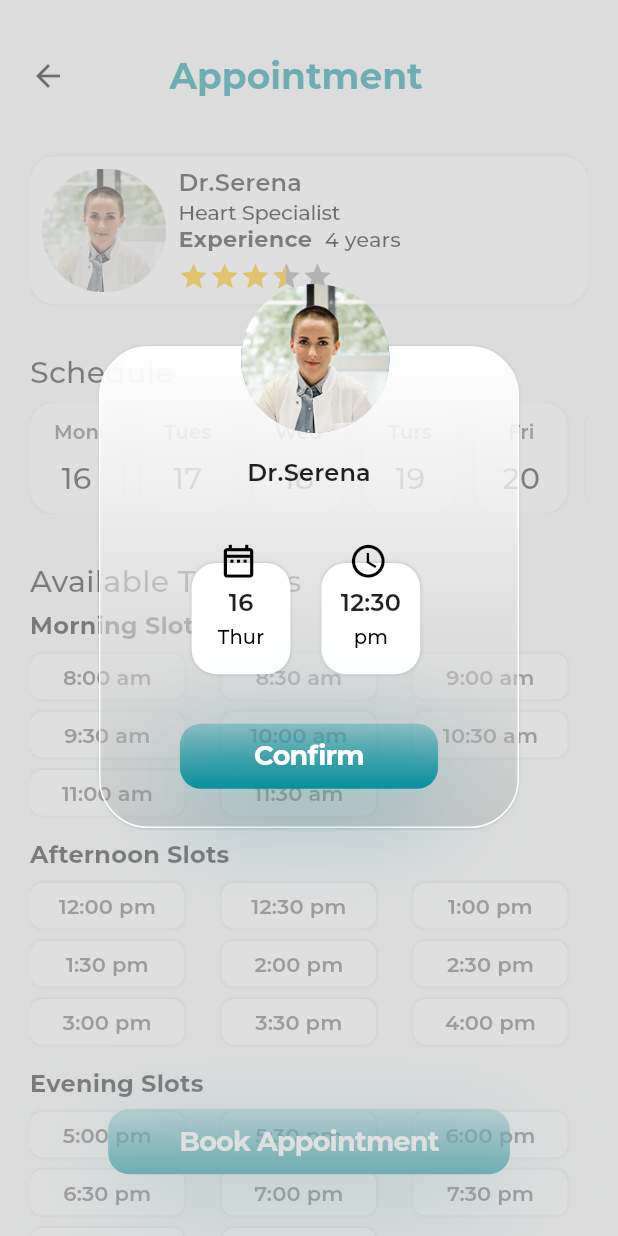
After one commit to uyilmazz/Medicos-App, a Flutter app: the screen it shows after launch, after a tap on "Book Appointment", on a phone screen of 412 x 824 dp. The commit adds this screen. Run offline on Flutter 3.47's test engine with Material 2 defaults, Android fonts, the phone set to English and light mode, and no system bars; drawn by our look-alikes of flutter_rating_bar; our stand-ins replace easy_localization, flutter_mobx, mobx; generated files the repository leaves out were written again; project files that could hold a hidden picture were left out.

Commit message:
doctor appointment design completed

```diff
--- a/lib/main.dart
+++ b/lib/main.dart
@@ -1,5 +1,6 @@
 import 'package:easy_localization/easy_localization.dart';
 import 'package:flutter/material.dart';
+import 'package:medicos_app/view/doctor/view/doctor_appointment.dart';
 import 'view/user/view_model/user_view_model.dart';
 import 'package:provider/provider.dart';
 import 'view/home/view/home_page.dart';
@@ -32,7 +33,7 @@ class MyApp extends StatelessWidget {
       supportedLocales: context.supportedLocales,
       locale: context.locale,
       title: 'Material App',
-      home: HomePage(),
+      home: DoctorAppointmentView(),
     );
   }
 }
--- /dev/null
+++ b/lib/product/contants/fake_appointment.dart
@@ -0,0 +1,43 @@
+class FakeAppointmentConstant {
+  static final List<Map<String, dynamic>> scheduleList = [
+    {'dayText': 'Mon', 'dayValue': 16},
+    {'dayText': 'Tues', 'dayValue': 17},
+    {'dayText': 'Wed', 'dayValue': 18},
+    {'dayText': 'Turs', 'dayValue': 19},
+    {'dayText': 'Fri', 'dayValue': 20},
+    {'dayText': 'Sat', 'dayValue': 21},
+    {'dayText': 'Sun', 'dayValue': 22},
+  ];
+
+  static final List<String> morningSlots = [
+    '8:00 am',
+    '8:30 am',
+    '9:00 am',
+    '9:30 am',
+    '10:00 am',
+    '10:30 am',
+    '11:00 am',
+    '11:30 am',
+  ];
+  static final List<String> afternoonSlots = [
+    '12:00 pm',
+    '12:30 pm',
+    '1:00 pm',
+    '1:30 pm',
+    '2:00 pm',
+    '2:30 pm',
+    '3:00 pm',
+    '3:30 pm',
+    '4:00 pm'
+  ];
+  static final List<String> eveningSlots = [
+    '5:00 pm',
+    '5:30 pm',
+    '6:00 pm',
+    '6:30 pm',
+    '7:00 pm',
+    '7:30 pm',
+    '8:00 pm',
+    '8:30 pm',
+  ];
+}
--- a/lib/product/widgets/button/custom_fab_button.dart
+++ b/lib/product/widgets/button/custom_fab_button.dart
@@ -13,7 +13,7 @@ class CustomFabButton extends StatelessWidget {
     return GestureDetector(
       onTap: onTap,
       child: Container(
-          width: context.width * 0.6,
+          width: context.width * 0.65,
           margin: EdgeInsets.only(bottom: context.lowValue),
           padding: EdgeInsets.symmetric(
               horizontal: context.width * 0.1,
--- /dev/null
+++ b/lib/product/widgets/container/schedule_day_container.dart
@@ -0,0 +1,54 @@
+import 'package:flutter/material.dart';
+import 'package:medicos_app/core/extensions/context_extension.dart';
+
+class ScheduleDayContainer extends StatelessWidget {
+  const ScheduleDayContainer(
+      {Key? key,
+      this.isSelected = false,
+      required this.dayText,
+      required this.dayValue})
+      : super(key: key);
+
+  final bool isSelected;
+  final String dayText;
+  final String dayValue;
+
+  @override
+  Widget build(BuildContext context) {
+    return Container(
+      margin: EdgeInsets.only(right: context.lowValue * 1.5),
+      padding: EdgeInsets.symmetric(horizontal: context.lowValue),
+      width: context.width * 0.15,
+      decoration: BoxDecoration(
+          boxShadow: [
+            BoxShadow(blurRadius: 1, color: context.theme.colorScheme.surface)
+          ],
+          gradient: isSelected
+              ? LinearGradient(
+                  begin: Alignment.topLeft,
+                  end: Alignment.bottomRight,
+                  colors: [
+                      context.theme.colorScheme.tertiary,
+                      context.theme.colorScheme.tertiary.withOpacity(0.1)
+                    ])
+              : null,
+          color: isSelected
+              ? context.theme.colorScheme.tertiary
+              : context.theme.colorScheme.onSecondary,
+          borderRadius: BorderRadius.circular(context.normalValue)),
+      child: Column(
+          crossAxisAlignment: CrossAxisAlignment.center,
+          mainAxisAlignment: MainAxisAlignment.spaceEvenly,
+          children: [
+            Text(dayText,
+                style: context.textTheme.subtitle2!.copyWith(
+                    fontSize: 13,
+                    fontWeight: FontWeight.w600,
+                    color: context.theme.colorScheme.background)),
+            Text(dayValue,
+                style: context.textTheme.headline6!
+                    .copyWith(fontWeight: FontWeight.w500)),
+          ]),
+    );
+  }
+}
--- /dev/null
+++ b/lib/product/widgets/dialog/appointment_confirm.dart
@@ -0,0 +1,174 @@
+import 'package:flutter/material.dart';
+import 'package:medicos_app/core/extensions/context_extension.dart';
+import 'package:medicos_app/core/extensions/string_extension.dart';
+import 'package:medicos_app/core/init/language/locale_keys.g.dart';
+import '../../../view/doctor/model/doctor.dart';
+
+class AppointmentConfirmDialog extends StatelessWidget {
+  const AppointmentConfirmDialog({Key? key, required this.doctor})
+      : super(key: key);
+
+  final Doctor doctor;
+
+  @override
+  Widget build(BuildContext context) {
+    return Dialog(
+      insetPadding: EdgeInsets.only(bottom: context.height * 0.1),
+      backgroundColor: Colors.transparent,
+      elevation: 0,
+      child: SizedBox(
+        height: context.height * 0.44,
+        width: context.width * 0.55,
+        child: Stack(
+          children: [
+            _showDialogInsideContainer(context),
+            _dialogCircleAvatar(context)
+          ],
+        ),
+      ),
+    );
+  }
+
+  Container _showDialogInsideContainer(BuildContext context) {
+    return Container(
+      width: double.infinity,
+      margin: EdgeInsets.only(top: context.height * 0.05),
+      height: context.height * 0.4,
+      decoration: BoxDecoration(
+          border: Border.all(color: context.theme.colorScheme.onSecondary),
+          boxShadow: [
+            BoxShadow(blurRadius: 1, color: context.theme.colorScheme.surface)
+          ],
+          gradient: LinearGradient(
+              begin: Alignment.topCenter,
+              end: Alignment.bottomCenter,
+              colors: [
+                context.theme.colorScheme.onSecondary,
+                context.theme.colorScheme.onSecondary.withOpacity(0.1)
+              ]),
+          borderRadius: BorderRadius.circular(context.mediumValue)),
+      child: _showDialogContent(context),
+    );
+  }
+
+  Column _showDialogContent(BuildContext context) {
+    return Column(
+      crossAxisAlignment: CrossAxisAlignment.center,
+      children: [
+        SizedBox(height: context.height * 0.09),
+        Text('Dr.${doctor.name ?? ''}',
+            overflow: TextOverflow.ellipsis,
+            style: context.textTheme.subtitle1!
+                .copyWith(fontWeight: FontWeight.w600)),
+        SizedBox(height: context.normalValue * 2),
+        Row(
+          mainAxisAlignment: MainAxisAlignment.center,
+          children: [
+            _confirmItem(context, '16', 'Thur', Icons.date_range_outlined),
+            SizedBox(width: context.normalValue),
+            _confirmItem(context, '12:30', 'pm', Icons.watch_later_outlined),
+          ],
+        ),
+        SizedBox(height: context.mediumValue),
+        _confirmButton(context)
+      ],
+    );
+  }
+
+  GestureDetector _confirmButton(BuildContext context) {
+    return GestureDetector(
+      onTap: () {},
+      child: Container(
+          padding: EdgeInsets.symmetric(
+              horizontal: context.width * 0.12,
+              vertical: context.lowValue * 1.3),
+          decoration: BoxDecoration(
+              boxShadow: [
+                BoxShadow(
+                    offset: Offset(0, context.normalValue),
+                    blurRadius: 56,
+                    color: context.theme.colorScheme.primary.withOpacity(0.35))
+              ],
+              gradient: LinearGradient(
+                  begin: Alignment.bottomCenter,
+                  end: Alignment.topCenter,
+                  colors: [
+                    context.theme.colorScheme.primary,
+                    context.theme.colorScheme.primary.withOpacity(0.3)
+                  ]),
+              borderRadius: BorderRadius.circular(context.lowValue * 1.7)),
+          child: Text(LocaleKeys.doctorAppointment_confirm.locale,
+              textAlign: TextAlign.center,
+              style: context.textTheme.headline2!.copyWith(
+                  fontSize: 18,
+                  color: context.theme.colorScheme.onSecondary,
+                  fontWeight: FontWeight.w700))),
+    );
+  }
+
+  Widget _confirmItem(BuildContext context, String textOne, String textTwo,
+          IconData icon) =>
+      Container(
+          width: context.width * 0.17,
+          height: context.height * 0.11,
+          color: Colors.transparent,
+          child: Stack(
+            children: [
+              _stackContentContainer(context, textOne, textTwo),
+              _confirmItemIcon(context, icon)
+            ],
+          ));
+
+  Container _stackContentContainer(
+      BuildContext context, String textOne, String textTwo) {
+    return Container(
+      margin: EdgeInsets.only(top: context.height * 0.02),
+      width: context.width * 0.16,
+      height: context.height * 0.9,
+      decoration: BoxDecoration(
+          boxShadow: [
+            BoxShadow(blurRadius: 1, color: context.theme.colorScheme.surface)
+          ],
+          color: context.theme.colorScheme.onSecondary,
+          borderRadius: BorderRadius.circular(context.normalValue)),
+      child: _confirmItemContent(textOne, context, textTwo),
+    );
+  }
+
+  Wrap _confirmItemContent(
+      String textOne, BuildContext context, String textTwo) {
+    return Wrap(
+      spacing: 4,
+      alignment: WrapAlignment.center,
+      crossAxisAlignment: WrapCrossAlignment.center,
+      runAlignment: WrapAlignment.center,
+      direction: Axis.vertical,
+      children: [
+        Text(textOne,
+            overflow: TextOverflow.ellipsis,
+            style: context.textTheme.subtitle1!
+                .copyWith(fontWeight: FontWeight.w600)),
+        Text(textTwo,
+            style: context.textTheme.subtitle2!
+                .copyWith(fontSize: 13, fontWeight: FontWeight.w500)),
+      ],
+    );
+  }
+
+  Positioned _confirmItemIcon(BuildContext context, IconData icon) {
+    return Positioned(
+        top: 2,
+        left: context.normalValue * 1.1,
+        child: Icon(icon, size: context.normalValue * 1.6));
+  }
+
+  Positioned _dialogCircleAvatar(BuildContext context) {
+    return Positioned(
+        left: context.width * 0.23,
+        top: context.height * 0.00,
+        child: CircleAvatar(
+            radius: context.height * 0.06,
+            child: Image.asset((doctor.profileUrl ?? 'serena').toImagePng,
+                fit: BoxFit.fill)));
+  }
+}
--- /dev/null
+++ b/lib/product/widgets/text/experience_rich_text.dart
@@ -0,0 +1,28 @@
+import 'package:flutter/material.dart';
+import 'package:medicos_app/core/extensions/context_extension.dart';
+import 'package:medicos_app/core/extensions/string_extension.dart';
+
+import '../../../core/init/language/locale_keys.g.dart';
+
+class ExperienceRichText extends StatelessWidget {
+  const ExperienceRichText({Key? key, required this.experienceValue})
+      : super(key: key);
+
+  final String experienceValue;
+
+  @override
+  Widget build(BuildContext context) {
+    return RichText(
+        text: TextSpan(
+            text: LocaleKeys.experience.locale,
+            style: context.textTheme.subtitle1!
+                .copyWith(fontSize: 15, fontWeight: FontWeight.w700),
+            children: [
+          WidgetSpan(child: SizedBox(width: context.lowValue)),
+          TextSpan(
+              text: LocaleKeys.years.paramLocale([experienceValue]),
+              style: context.textTheme.subtitle2!
+                  .copyWith(fontWeight: FontWeight.w500))
+        ]));
+  }
+}
--- /dev/null
+++ b/lib/view/doctor/view/doctor_appointment.dart
@@ -0,0 +1,184 @@
+import 'package:flutter/material.dart';
+import 'package:medicos_app/core/extensions/context_extension.dart';
+import 'package:medicos_app/core/extensions/string_extension.dart';
+import 'package:medicos_app/core/init/language/locale_keys.g.dart';
+import 'package:medicos_app/product/widgets/button/custom_fab_button.dart';
+import 'package:medicos_app/product/widgets/container/schedule_day_container.dart';
+import 'package:medicos_app/product/widgets/dialog/appointment_confirm.dart';
+import 'package:medicos_app/product/widgets/row/back_arrow_app_bar.dart';
+import 'package:medicos_app/product/widgets/row/head_text_see_all.dart';
+import '../../../core/widgets/rating_bar/rating_bar.dart';
+import '../../../product/contants/fake_appointment.dart';
+import '../../../product/widgets/text/experience_rich_text.dart';
+import '../model/doctor.dart';
+
+class DoctorAppointmentView extends StatelessWidget {
+  DoctorAppointmentView({Key? key}) : super(key: key);
+
+  final Doctor _doctor = Doctor(
+      name: "Serena",
+      experience: 4,
+      profileUrl: "doctor_profile",
+      rate: 3.5,
+      specialist: 'Heart');
+
+  @override
+  Widget build(BuildContext context) {
+    return Scaffold(
+        floatingActionButtonLocation: FloatingActionButtonLocation.centerDocked,
+        floatingActionButton: _customFab(context),
+        body: Padding(
+          padding: context.appPadding,
+          child: SingleChildScrollView(
+            child: Column(
+              crossAxisAlignment: CrossAxisAlignment.start,
+              children: [
+                BackArrowAppBar(
+                    centerText:
+                        LocaleKeys.doctorAppointment_appointment.locale),
+                SizedBox(height: context.mediumValue),
+                _doctorProfileCard(context),
+                SizedBox(height: context.normalValue * 2),
+                const HeadAndSeeAllText(
+                    headText: LocaleKeys.doctorAppointment_schedule,
+                    isSeeAll: false),
+                SizedBox(height: context.lowValue),
+                _scheduleDayListView(context),
+                SizedBox(height: context.mediumValue),
+                const HeadAndSeeAllText(
+                    headText: LocaleKeys.doctorAppointment_availableTimings,
+                    isSeeAll: false),
+                SizedBox(height: context.lowValue),
+                _slotsColumn(context, LocaleKeys.doctorAppointment_morningSlots,
+                    FakeAppointmentConstant.morningSlots),
+                _slotsColumn(
+                    context,
+                    LocaleKeys.doctorAppointment_afternoonSlots,
+                    FakeAppointmentConstant.afternoonSlots),
+                _slotsColumn(context, LocaleKeys.doctorAppointment_eveningSlots,
+                    FakeAppointmentConstant.eveningSlots),
+                SizedBox(height: context.height * 0.12)
+              ],
+            ),
+          ),
+        ));
+  }
+
+  Container _customFab(BuildContext context) {
+    return Container(
+        margin: EdgeInsets.only(bottom: context.height * 0.04),
+        child: CustomFabButton(
+            onTap: () {
+              showDialog(
+                  barrierColor: const Color(0xFFC4C4C4).withOpacity(0.55),
+                  context: context,
+                  builder: (context) =>
+                      AppointmentConfirmDialog(doctor: _doctor));
+            },
+            text: LocaleKeys.doctorAppointment_bookAppointment.locale));
+  }
+
+  Container _doctorProfileCard(BuildContext context) {
+    return Container(
+      padding: EdgeInsets.all(context.lowValue * 1),
+      height: context.height * 0.12,
+      decoration: BoxDecoration(
+          boxShadow: [
+            BoxShadow(blurRadius: 1, color: context.theme.colorScheme.surface)
+          ],
+          color: context.theme.colorScheme.onSecondary,
+          borderRadius: BorderRadius.circular(context.normalValue)),
+      child: Row(
+        children: [
+          _doctorProfileAvatar(context, _doctor),
+          SizedBox(width: context.lowValue),
+          Expanded(child: _doctorInfo(context))
+        ],
+      ),
+    );
+  }
+
+  Widget _doctorProfileAvatar(BuildContext context, Doctor item) {
+    return Container(
+        height: context.height * 0.12,
+        decoration: const BoxDecoration(shape: BoxShape.circle),
+        child: Image.asset((item.profileUrl ?? 'profile').toImagePng,
+            fit: BoxFit.fill));
+  }
+
+  Column _doctorInfo(BuildContext context) {
+    return Column(
+      mainAxisSize: MainAxisSize.max,
+      crossAxisAlignment: CrossAxisAlignment.start,
+      children: [
+        Text('Dr.${_doctor.name ?? ''}',
+            overflow: TextOverflow.ellipsis,
+            style: context.textTheme.subtitle1!
+                .copyWith(fontWeight: FontWeight.w600)),
+        Text(
+            LocaleKeys.specialist
+                .paramLocale([(_doctor.specialist ?? '').toString()]),
+            overflow: TextOverflow.ellipsis,
+            style: context.textTheme.subtitle2!.copyWith(
+                letterSpacing: -0.2,
+                fontSize: 14,
+                fontWeight: FontWeight.w500)),
+        ExperienceRichText(experienceValue: _doctor.experience.toString()),
+        const Spacer(),
+        CustomRatingBar(initializeRating: _doctor.rate)
+      ],
+    );
+  }
+
+  SizedBox _scheduleDayListView(BuildContext context) {
+    return SizedBox(
+      height: context.height * 0.09,
+      child: ListView.builder(
+          itemCount: FakeAppointmentConstant.scheduleList.length,
+          scrollDirection: Axis.horizontal,
+          itemBuilder: (context, index) {
+            final currentDay = FakeAppointmentConstant.scheduleList[index];
+            return ScheduleDayContainer(
+                dayText: currentDay['dayText'],
+                dayValue: currentDay['dayValue'].toString());
+          }),
+    );
+  }
+
+  Widget _slotsColumn(BuildContext context, String headText, List slotItems) =>
+      Column(
+        crossAxisAlignment: CrossAxisAlignment.start,
+        children: [
+          Text(headText.locale,
+              style: context.textTheme.subtitle1!
+                  .copyWith(fontWeight: FontWeight.w700)),
+          SizedBox(height: context.lowValue),
+          Wrap(
+              spacing: context.normalValue * 1.5,
+              runSpacing: context.lowValue,
+              children:
+                  slotItems.map((item) => _slotItem(context, item)).toList()),
+          SizedBox(height: context.normalValue),
+        ],
+      );
+
+  Container _slotItem(BuildContext context, String item) {
+    return Container(
+      height: context.height * 0.037,
+      width: context.width * 0.25,
+      decoration: BoxDecoration(
+          boxShadow: [
+            BoxShadow(blurRadius: 1, color: context.theme.colorScheme.surface)
+          ],
+          color: context.theme.colorScheme.onSecondary,
+          borderRadius: BorderRadius.circular(context.lowValue)),
+      child: Center(
+        child: Text(item,
+            style: context.textTheme.subtitle2!.copyWith(
+                fontSize: 14,
+                fontWeight: FontWeight.w600,
+                color: context.theme.colorScheme.background)),
+      ),
+    );
+  }
+}
--- a/lib/view/doctor/view/doctor_view.dart
+++ b/lib/view/doctor/view/doctor_view.dart
@@ -1,4 +1,5 @@
 import 'package:flutter/material.dart';
+import 'package:medicos_app/product/widgets/text/experience_rich_text.dart';
 import '../../../core/base/view/base_widget.dart';
 import '../../../core/extensions/context_extension.dart';
 import '../../../core/extensions/string_extension.dart';
@@ -92,7 +93,7 @@ class DoctorView extends StatelessWidget {
         Row(
           mainAxisAlignment: MainAxisAlignment.spaceBetween,
           children: [
-            _experienceRichText(context, item),
+            ExperienceRichText(experienceValue: item.experience.toString()),
             _availableClocksWrap(context)
           ],
         )
@@ -133,21 +134,6 @@ class DoctorView extends StatelessWidget {
     ]);
   }
 
-  RichText _experienceRichText(BuildContext context, Doctor item) {
-    return RichText(
-        text: TextSpan(
-            text: LocaleKeys.experience.locale,
-            style: context.textTheme.subtitle1!
-                .copyWith(fontSize: 15, fontWeight: FontWeight.w700),
-            children: [
-          WidgetSpan(child: SizedBox(width: context.lowValue)),
-          TextSpan(
-              text: '${item.experience} ${LocaleKeys.years.locale}',
-              style: context.textTheme.subtitle2!
-                  .copyWith(fontWeight: FontWeight.w500))
-        ]));
-  }
-
   Wrap _availableClocksWrap(BuildContext context) {
     return Wrap(
       spacing: 2,
```
Also changed, not shown: assets/lang/en-US.json (+10 -0 lines), assets/lang/tr-TR.json (+10 -0 lines), lib/core/init/language/locale_keys.g.dart, lib/view/user/view/user_appointment.dart (added).
